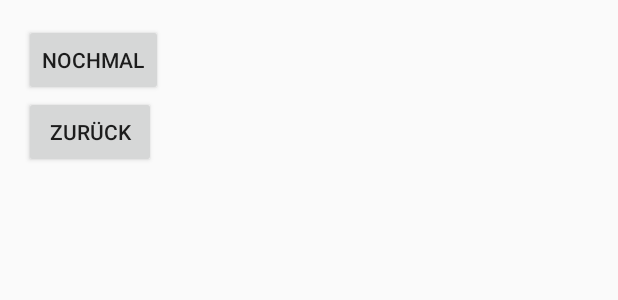
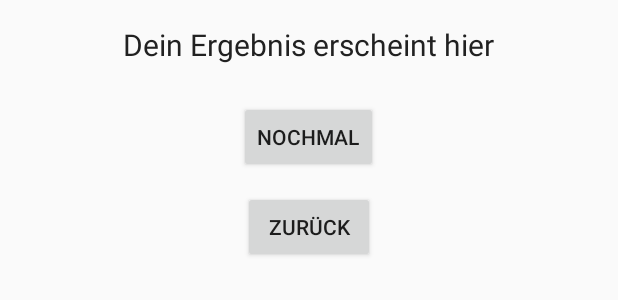
Before and after one commit to lieberschwager/LinguaFlowAI, an Android app: the layout activity_quiz_result.xml on its own in the app's theme, with its tools: preview values and no code run, on a phone screen of 412 x 824 dp. Shown: the top 300 px of the screen. Run offline under Robolectric (Android 15) with nearby library versions, the phone set to English and light mode, and no system bars.

Commit message:
🧩 UI: resultText in activity_quiz_result.xml ergänzt für QuizResultActivity

```diff
--- a/app/src/main/res/layout/activity_quiz_result.xml
+++ b/app/src/main/res/layout/activity_quiz_result.xml
@@ -3,13 +3,25 @@
     android:layout_width="match_parent"
     android:layout_height="match_parent"
     android:orientation="vertical"
-    android:padding="16dp">
+    android:padding="16dp"
+    android:gravity="center_horizontal">
+
+    <TextView
+        android:id="@+id/resultText"
+        android:layout_width="wrap_content"
+        android:layout_height="wrap_content"
+        android:text="Dein Ergebnis erscheint hier"
+        android:textSize="20sp"
+        android:textColor="@color/textDark"
+        android:layout_marginBottom="24dp"
+        android:contentDescription="Quiz-Ergebnistext" />
 
     <Button
         android:id="@+id/retryButton"
         android:layout_width="wrap_content"
         android:layout_height="wrap_content"
-        android:text="Nochmal" />
+        android:text="Nochmal"
+        android:layout_marginBottom="12dp" />
 
     <Button
         android:id="@+id/homeButton"
```
Also changed, not shown: 1 other file.
